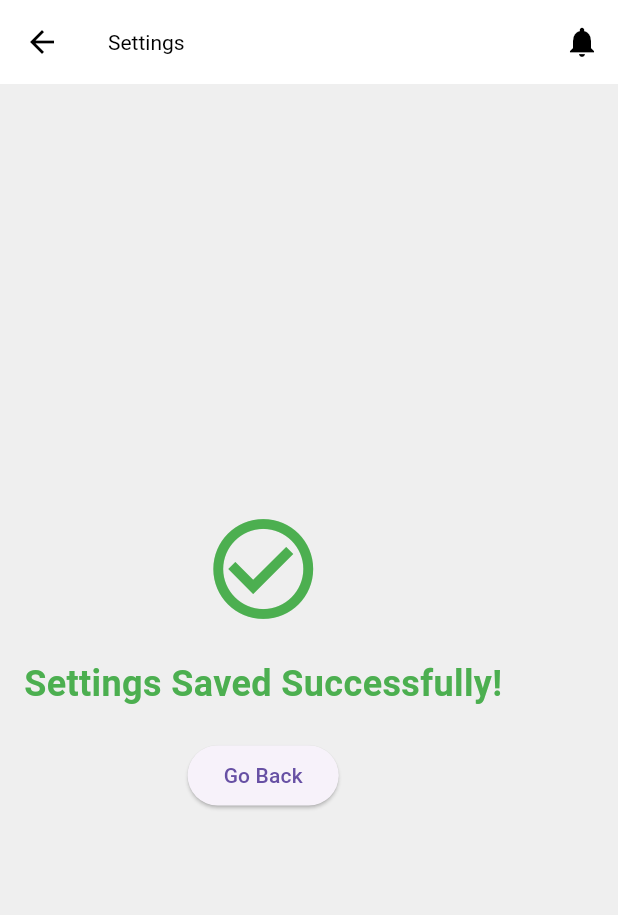
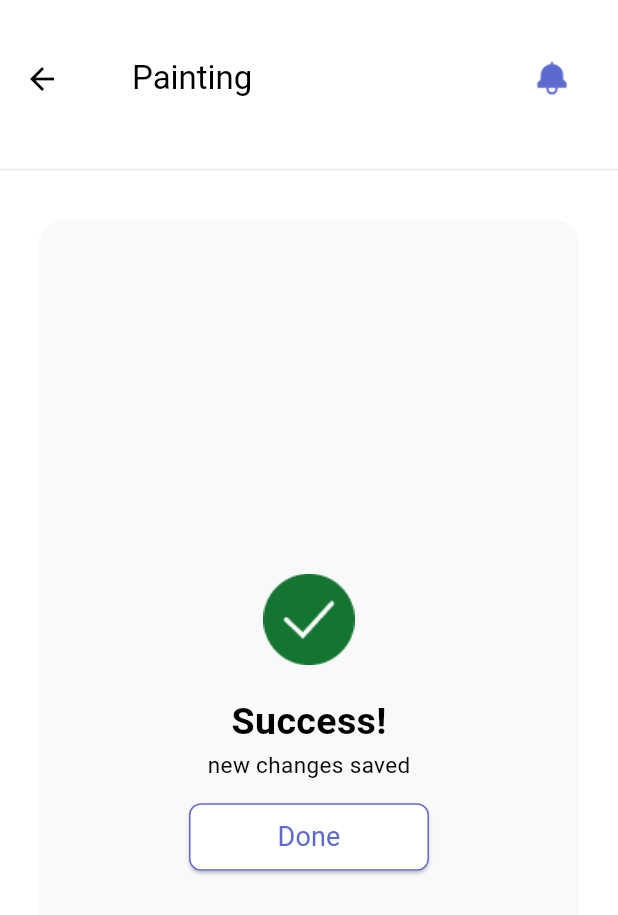
Before and after one commit to INTEL-ONBOARD/hsp, a Flutter app: the SettingsOkPage screen opened by its route, on a phone screen of 412 x 824 dp. Shown: the top 915 px of the screen. Run offline on Flutter 3.47's test engine with Material 3 defaults, Android fonts, the phone set to English and light mode, and no system bars.

Commit message:
update: settings_fail_page.dart and settings_ok_page.dart implemented w/ a parametrized stateless widget

```diff
--- a/lib/pages/settings_ok_page.dart
+++ b/lib/pages/settings_ok_page.dart
@@ -6,54 +6,121 @@ class SettingsOkPage extends StatelessWidget {
   @override
   Widget build(BuildContext context) {
     return Scaffold(
-      // AppBar with a notification icon
+      backgroundColor: Colors.white,
       appBar: AppBar(
-        title: const Text('Settings'),
-        actions: [
-          IconButton(
-            icon: const Icon(Icons.notifications),
-            onPressed: () {
-              // Add notification functionality here
-              ScaffoldMessenger.of(context).showSnackBar(
-                const SnackBar(content: Text("Notification clicked!")),
-              );
-            },
-          ),
-        ],
-      ),
-      body: Padding(
-        padding: const EdgeInsets.all(16.0),
-        child: Column(
-          crossAxisAlignment: CrossAxisAlignment.center,
-          mainAxisAlignment: MainAxisAlignment.center,
+        toolbarHeight: 120, // Set a custom height for the AppBar
+        automaticallyImplyLeading: true, // back button visibility
+        title: Row(
+          mainAxisAlignment: MainAxisAlignment.spaceBetween,
           children: [
-            // Success message with a green checkmark
-            const Icon(
-              Icons.check_circle_outline,
-              color: Colors.green,
-              size: 80,
-            ),
-            const SizedBox(height: 20),
-            const Text(
-              'Settings Saved Successfully!',
-              style: TextStyle(
-                fontSize: 24,
-                fontWeight: FontWeight.bold,
-                color: Colors.green,
+            const Padding(
+              padding: const EdgeInsets.only(
+                  left: 16.0), // Padding on the left for the text
+              child: Text(
+                "Painting", // Dynamic title based on the current tab
+                style: const TextStyle(
+                  fontWeight: FontWeight.normal,
+                  fontSize: 22,
+                ),
               ),
             ),
-            const SizedBox(height: 20),
-            // Further content can go here...
-            ElevatedButton(
-              onPressed: () {
-                // Handle any action when clicked, like navigating
-                Navigator.pop(context); // Example: navigate back
-              },
-              child: const Text('Go Back'),
+            Padding(
+              padding: const EdgeInsets.only(
+                  right: 16.0), // Padding on the right for the icon
+              child: Image.asset(
+                'lib/assets/notification-bell.png',
+                width: 24,
+                height: 24,
+              ),
             ),
           ],
         ),
+
+        bottom: const PreferredSize(
+          //divider
+          preferredSize: Size.fromHeight(1.0),
+          child: Divider(
+            color: Color.fromRGBO(233, 233, 233, 1),
+            thickness: 1,
+          ),
+        ),
+      ),
+
+
+      //widget for settings success screen(implementation is around line ~64)
+      body: const SuccessScreen(
+        title: "Success!",
+        imagePath: "lib/assets/success-tick.png",
+        message: "new changes saved",
       ),
     );
   }
 }
+
+
+
+
+//settings ok widget for the page
+class SuccessScreen extends StatelessWidget {
+  final String imagePath;
+  final String title;
+  final String message;
+
+  const SuccessScreen({
+    super.key,
+    required this.title,
+    required this.imagePath,
+    required this.message,
+  });
+
+
+  @override
+  Widget build(BuildContext context) {
+    return Scaffold(
+      backgroundColor: Colors.white,
+      body: Padding(
+        padding: const EdgeInsets.all(26), // Add padding here
+        child: Container(
+          decoration: BoxDecoration(
+            color: const Color.fromRGBO(249, 249, 249, 1), // Background color
+            border: Border.all(
+              color: Color.fromRGBO(249, 249, 249, 1), // Border color
+              width: 2, // Border width
+            ),
+            borderRadius: BorderRadius.circular(16), // Rounded corners
+          ),
+          child: Center(
+              child: Column(
+                mainAxisAlignment: MainAxisAlignment.center,
+                children: [
+                  //image file path
+                  Image.asset(imagePath, width: 100, height: 100,),
+                  Text(
+                    title,
+                    style: const TextStyle(fontSize: 25, fontWeight: FontWeight.bold, color: Colors.black),),
+                  //const SizedBox(height: 24,),
+                  Text(
+                    message,
+                    style: const TextStyle(fontSize: 15, fontWeight: FontWeight.w400, color: Colors.black),
+                  ),
+                  const SizedBox(height: 14,),
+                  ElevatedButton(
+                    style: ElevatedButton.styleFrom(
+                      foregroundColor: const Color.fromRGBO(94, 105, 207, 1),
+                      backgroundColor: Colors.white,
+                      side: const BorderSide(color: Color.fromRGBO(94, 105, 207, 1), width: 1),
+                      minimumSize: const Size(160, 45), // Button size
+                      shape: RoundedRectangleBorder(borderRadius: BorderRadius.circular(8),),
+                    ),
+                    onPressed: () {
+                      // Handle "Done" button action
+                    },
+                    child: const Text('Done', style: TextStyle(fontSize: 18, fontWeight: FontWeight.w400,),
+                    ),
+                  ),
+                ],
+              )),
+        ),
+      ), // padding
+    );
+  }}
--- a/lib/routes.dart
+++ b/lib/routes.dart
@@ -8,6 +8,7 @@ import 'pages/home_cleaning-page.dart'; // Corrected import name
 import 'pages/painting.page.dart'; // Corrected import name
 import 'pages/plumbing_page.dart'; // Corrected import name
 import 'pages/settings_ok_page.dart'; // Corrected import name
+import 'pages/settings_fail_page.dart';
 import 'pages/manage_orders_page.dart'; // Added
 import 'pages/view_services_page.dart'; // Added
 import 'pages/manage_services_page.dart'; // Added
@@ -24,6 +25,7 @@ class AppRoutes {
   static const String painting = '/painting';
   static const String plumbing = '/plumbing';
   static const String settingsOk = '/settings-ok';
+  static const String settingsFailed = '/settings-failed'; //added later
 
   // New routes
   static const String manageOrders = '/manage-orders';
@@ -52,6 +54,8 @@ class AppRoutes {
         return MaterialPageRoute(builder: (_) => const PlumbingPage());
       case settingsOk:
         return MaterialPageRoute(builder: (_) => const SettingsOkPage());
+      case settingsFailed:
+        return MaterialPageRoute(builder: (_) => const SettingsFailedPage());
 
       // New cases
       case manageOrders:
```
Also changed, not shown: lib/pages/settings_fail_page.dart (+109 -42 lines).
